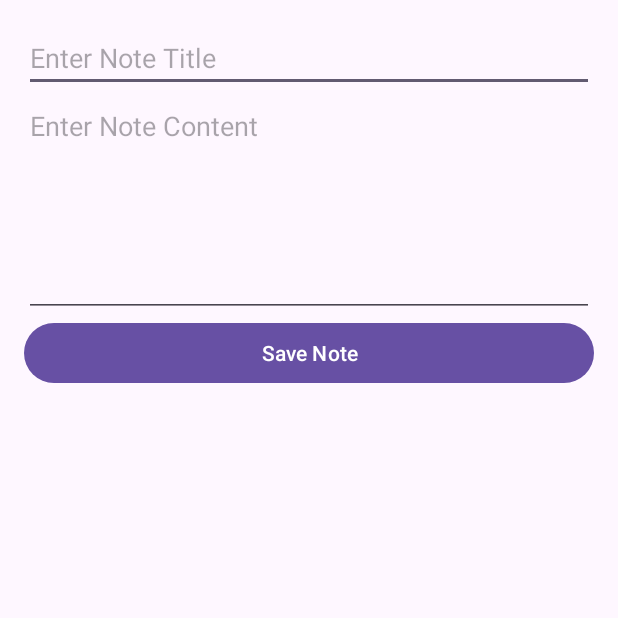
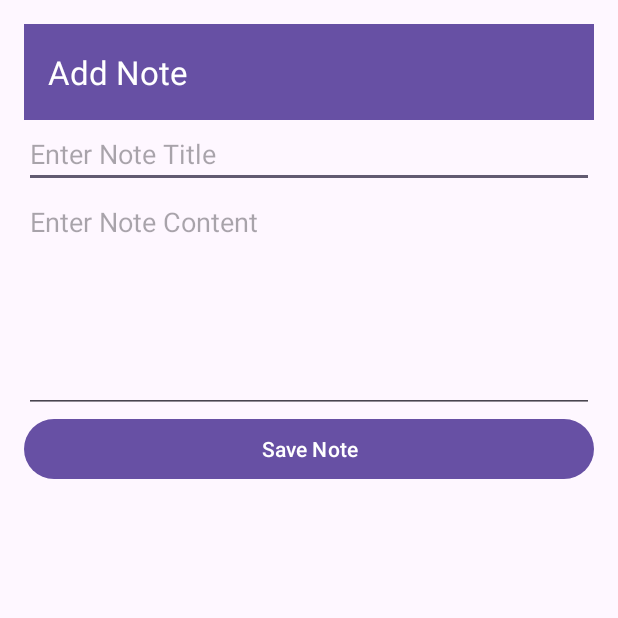
Before and after one commit to MeteorBlitz/note-taking-app, an Android app: the AddNoteActivity screen opened directly, with no data from a screen before it, on a phone screen of 412 x 824 dp, the top half of it. Run offline under Robolectric (Android 15) with nearby library versions, the phone set to English and light mode, and no system bars; our stand-ins replace Dagger/Hilt's generated code.

Commit message:
add page - toolbar & viewmodel call updated method

```diff
--- a/app/src/main/java/com/example/note_taking_app/ui/addnote/AddNoteActivity.kt
+++ b/app/src/main/java/com/example/note_taking_app/ui/addnote/AddNoteActivity.kt
@@ -2,19 +2,18 @@ package com.example.note_taking_app.ui.addnote
 
 import android.os.Bundle
 import android.widget.Toast
-import androidx.activity.enableEdgeToEdge
+import androidx.activity.viewModels
 import androidx.appcompat.app.AppCompatActivity
-import androidx.core.view.ViewCompat
-import androidx.core.view.WindowInsetsCompat
-import androidx.lifecycle.ViewModelProvider
-import com.example.note_taking_app.R
 import com.example.note_taking_app.databinding.ActivityAddNoteBinding
 import com.example.note_taking_app.model.Note
 import com.example.note_taking_app.ui.main.NoteViewModel
+import dagger.hilt.android.AndroidEntryPoint
 
+@AndroidEntryPoint
 class AddNoteActivity : AppCompatActivity() {
     private lateinit var binding: ActivityAddNoteBinding
-    private lateinit var noteViewModel: NoteViewModel
+    // Get the NoteViewModel
+    private val noteViewModel: NoteViewModel by viewModels()
 
     override fun onCreate(savedInstanceState: Bundle?) {
         super.onCreate(savedInstanceState)
@@ -23,8 +22,6 @@ class AddNoteActivity : AppCompatActivity() {
         binding = ActivityAddNoteBinding.inflate(layoutInflater)
         setContentView(binding.root)
 
-        // Get the NoteViewModel
-        noteViewModel = ViewModelProvider(this)[NoteViewModel::class.java]
 
         // Set up Save Button Click Listener
         binding.btnSave.setOnClickListener {
--- a/app/src/main/res/layout/activity_add_note.xml
+++ b/app/src/main/res/layout/activity_add_note.xml
@@ -2,8 +2,18 @@
 <LinearLayout xmlns:android="http://schemas.android.com/apk/res/android"
     android:layout_width="match_parent"
     android:layout_height="match_parent"
+    xmlns:app="http://schemas.android.com/apk/res-auto"
+    android:fitsSystemWindows="true"
     android:orientation="vertical"
     android:padding="16dp">
+
+    <com.google.android.material.appbar.MaterialToolbar
+        android:id="@+id/topAppBar"
+        android:layout_width="match_parent"
+        android:layout_height="?attr/actionBarSize"
+        android:background="?attr/colorPrimary"
+        android:theme="@style/ThemeOverlay.MaterialComponents.Dark.ActionBar"
+        app:title="Add Note" />
 
     <!-- Note Title EditText -->
     <EditText
```
